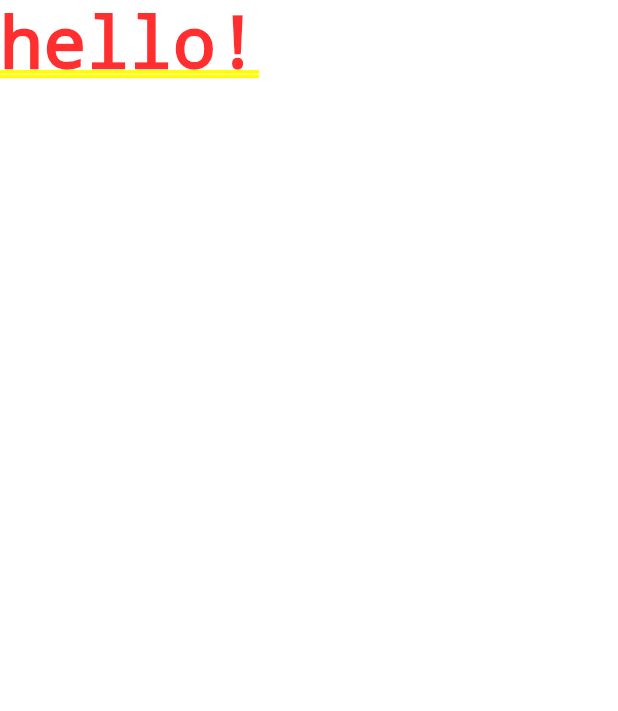
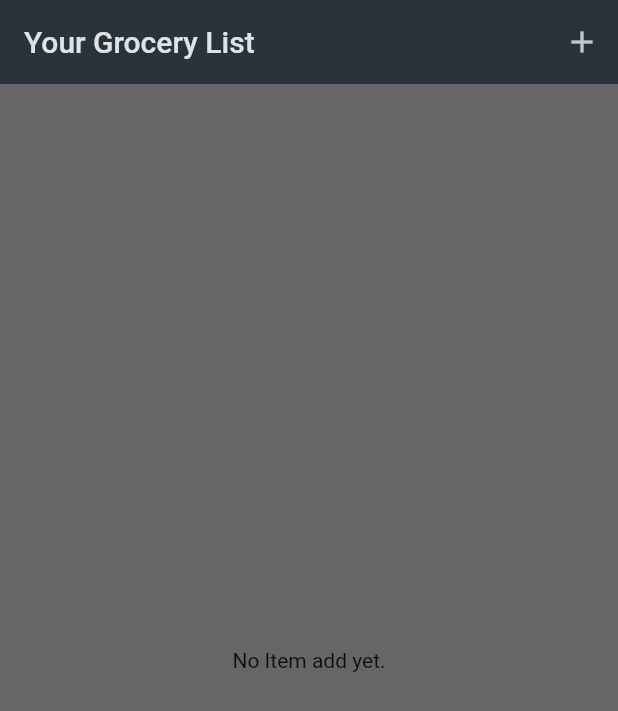
Before and after one commit to manques/flutter_shopping_list_app, a Flutter app: the screen it shows after launch, on a phone screen of 412 x 824 dp. Shown: the top 711 px of the screen. Run offline on Flutter 3.47's test engine with Material 2 defaults, Android fonts, the phone set to English and light mode, and no system bars; our stand-ins replace google_fonts; Roboto replaces fonts that are missing (Lancelot).

Commit message:
forms: list grocery data and New item input forms

```diff
--- a/lib/app.dart
+++ b/lib/app.dart
@@ -1,10 +1,15 @@
 import 'package:flutter/material.dart';
+import 'package:flutter_shopping_list_app/core/theme/theme.dart';
+import 'package:flutter_shopping_list_app/screens/grocery_list/grocery_list_screen.dart';
 
 class App extends StatelessWidget {
   const App({super.key});
 
   @override
   Widget build(BuildContext context) {
-    return const MaterialApp(home: Text('hello!'));
+    return MaterialApp(
+      theme: theme,
+      home: const GroceryListScreen(),
+    );
   }
 }
--- /dev/null
+++ b/lib/core/theme/theme.dart
@@ -0,0 +1,13 @@
+import 'package:flutter/material.dart';
+import 'package:google_fonts/google_fonts.dart';
+
+final theme = ThemeData.dark().copyWith(
+  useMaterial3: true,
+  colorScheme: ColorScheme.fromSeed(
+    seedColor: const Color.fromARGB(255, 147, 229, 250),
+    brightness: Brightness.dark,
+    surface: const Color.fromARGB(255, 42, 51, 59),
+  ),
+  scaffoldBackgroundColor: const Color.fromARGB(255, 101, 102, 101),
+  textTheme: GoogleFonts.lancelotTextTheme(),
+);
--- /dev/null
+++ b/lib/screens/grocery_list/grocery_list_screen.dart
@@ -0,0 +1,82 @@
+import 'package:flutter/material.dart';
+import 'package:flutter_shopping_list_app/screens/new_item/new_item_screen.dart';
+import 'package:flutter_shopping_list_app/shared/models/grocery_model.dart';
+
+class GroceryListScreen extends StatefulWidget {
+  const GroceryListScreen({super.key});
+
+  @override
+  State<GroceryListScreen> createState() => _GroceryListScreenState();
+}
+
+class _GroceryListScreenState extends State<GroceryListScreen> {
+  final List<Grocery> _groceryList = [];
+
+  void _addItem() async {
+    final newItem = await Navigator.of(context).push<Grocery>(
+      MaterialPageRoute(
+        builder: (ctx) => const NewItemScreen(),
+      ),
+    );
+    if (newItem == null) {
+      return;
+    }
+    setState(() {
+      _groceryList.add(newItem);
+    });
+  }
+
+  void _removeItem(Grocery grocery) {
+    setState(() {
+      _groceryList.remove(grocery);
+    });
+  }
+
+  @override
+  Widget build(BuildContext context) {
+    final Widget content;
+    if (_groceryList.isEmpty) {
+      content = const Center(
+        child: Text('No Item add yet.'),
+      );
+    } else {
+      content = ListView.builder(
+        itemCount: _groceryList.length,
+        itemBuilder: (ctx, index) => Dismissible(
+          key: ValueKey(_groceryList[index].id),
+          onDismissed: (direction) {
+            _removeItem(_groceryList[index]);
+          },
+          child: ListTile(
+            title: Text(_groceryList[index].name),
+            leading: Container(
+              width: 24,
+              height: 24,
+              color: _groceryList[index].category.color,
+            ),
+            trailing: Text(
+              _groceryList[index].quantity.toString(),
+            ),
+          ),
+        ),
+      );
+    }
+
+    return Scaffold(
+      appBar: AppBar(
+        title: const Text(
+          'Your Grocery List',
+        ),
+        actions: [
+          IconButton(
+            onPressed: () {
+              _addItem();
+            },
+            icon: const Icon(Icons.add),
+          ),
+        ],
+      ),
+      body: content,
+    );
+  }
+}
--- /dev/null
+++ b/lib/shared/models/category_model.dart
@@ -0,0 +1,11 @@
+import 'package:flutter/material.dart';
+
+class Category {
+  final String title;
+  final Color color;
+
+  const Category({
+    required this.title,
+    required this.color,
+  });
+}
--- /dev/null
+++ b/lib/shared/models/grocery_model.dart
@@ -0,0 +1,15 @@
+import 'package:flutter_shopping_list_app/shared/models/category_model.dart';
+
+class Grocery {
+  final String id;
+  final String name;
+  final int quantity;
+  final Category category;
+
+  Grocery({
+    required this.id,
+    required this.name,
+    required this.quantity,
+    required this.category,
+  });
+}
--- a/pubspec.yaml
+++ b/pubspec.yaml
@@ -35,6 +35,7 @@ dependencies:
   # The following adds the Cupertino Icons font to your application.
   # Use with the CupertinoIcons class for iOS style icons.
   cupertino_icons: ^1.0.2
+  google_fonts: ^5.1.0
 
 dev_dependencies:
   flutter_test:
```
Also changed, not shown: lib/screens/new_item/new_item_screen.dart (added, +163 -0 lines), lib/shared/data/categories_data.dart (added, +46 -0 lines), lib/shared/data/groceries_data.dart (added, +24 -0 lines), lib/shared/models/categories_model.dart (added, +12 -0 lines), pubspec.lock, 10 other files.
